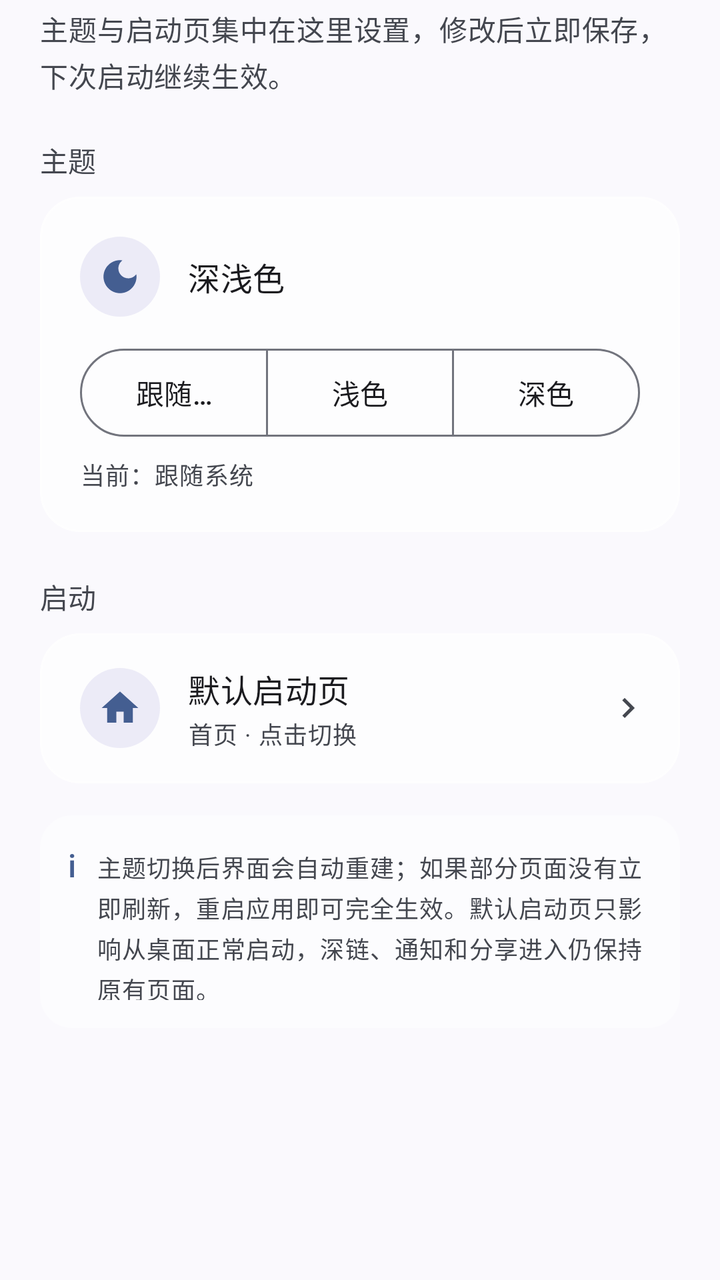
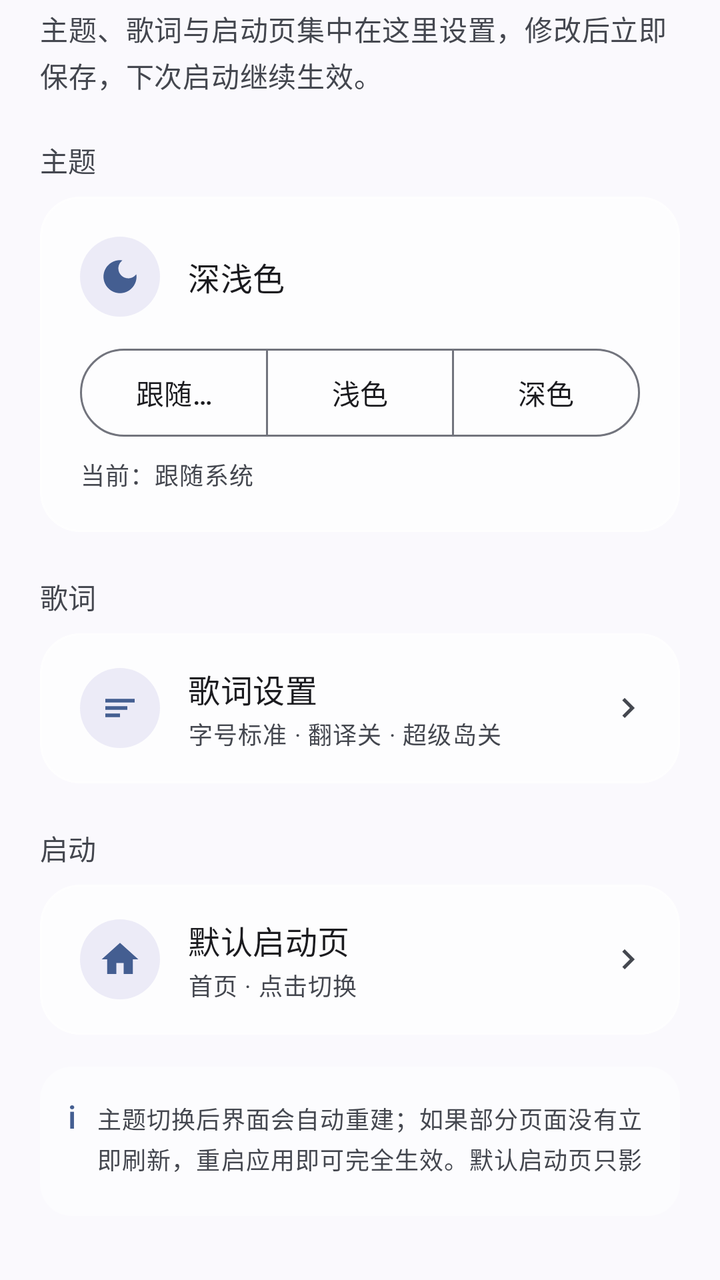

Two renders of the same Android screen: before a commit and after it. Below are the layout's source before the change and the commit's diff.
<!-- AndroidManifest.xml: application theme Theme.QYMusic -->
<!-- res/layout/fragment_general_settings.xml -->
<?xml version="1.0" encoding="utf-8"?>
<layout xmlns:android="http://schemas.android.com/apk/res/android"
    xmlns:app="http://schemas.android.com/apk/res-auto">

    <LinearLayout
        android:layout_width="match_parent"
        android:layout_height="wrap_content"
        android:orientation="vertical"
        android:paddingStart="20dp"
        android:paddingTop="4dp"
        android:paddingEnd="20dp"
        android:paddingBottom="32dp">

        <TextView
            android:layout_width="match_parent"
            android:layout_height="wrap_content"
            android:lineSpacingExtra="3dp"
            android:text="主题与启动页集中在这里设置，修改后立即保存，下次启动继续生效。"
            android:textAppearance="@style/TextAppearance.Material3.BodyMedium"
            android:textColor="?attr/colorOnSurfaceVariant" />

        
        <TextView
            style="@style/TextAppearance.Material3.LabelLarge"
            android:layout_width="match_parent"
            android:layout_height="wrap_content"
            android:layout_marginTop="22dp"
            android:layout_marginBottom="8dp"
            android:text="主题"
            android:textColor="?attr/colorOnSurfaceVariant" />

        <com.google.android.material.card.MaterialCardView
            style="@style/Widget.Material3.CardView.Filled"
            android:layout_width="match_parent"
            android:layout_height="wrap_content"
            app:cardBackgroundColor="@color/glass_card"
            app:cardCornerRadius="20dp"
            app:cardElevation="0dp"
            app:contentPadding="20dp"
            app:strokeColor="@color/glass_stroke"
            app:strokeWidth="1dp">

            <LinearLayout
                android:layout_width="match_parent"
                android:layout_height="wrap_content"
                android:orientation="vertical">

                <LinearLayout
                    android:layout_width="match_parent"
                    android:layout_height="wrap_content"
                    android:gravity="center_vertical"
                    android:orientation="horizontal">

                    <FrameLayout
                        android:layout_width="40dp"
                        android:layout_height="40dp"
                        android:background="@drawable/bg_icon_circle">

                        <ImageView
                            android:layout_width="22dp"
                            android:layout_height="22dp"
                            android:layout_gravity="center"
                            android:contentDescription="主题"
                            android:src="@drawable/ic_moon"
                            app:tint="?attr/colorPrimary" />

                    </FrameLayout>

                    <TextView
                        android:layout_width="0dp"
                        android:layout_height="wrap_content"
                        android:layout_marginStart="14dp"
                        android:layout_weight="1"
                        android:text="深浅色"
                        android:textAppearance="@style/TextAppearance.Material3.TitleMedium" />

                </LinearLayout>

                <com.google.android.material.button.MaterialButtonToggleGroup
                    android:id="@+id/toggle_theme"
                    android:layout_width="match_parent"
                    android:layout_height="wrap_content"
                    android:layout_marginTop="16dp"
                    app:selectionRequired="true"
                    app:singleSelection="true">

                    <com.google.android.material.button.MaterialButton
                        android:id="@+id/btn_theme_system"
                        style="@style/Widget.Material3.Button.OutlinedButton"
                        android:layout_width="0dp"
                        android:layout_height="44dp"
                        android:layout_weight="1"
                        android:insetTop="0dp"
                        android:insetBottom="0dp"
                        android:text="跟随系统" />

                    <com.google.android.material.button.MaterialButton
                        android:id="@+id/btn_theme_light"
                        style="@style/Widget.Material3.Button.OutlinedButton"
                        android:layout_width="0dp"
                        android:layout_height="44dp"
                        android:layout_weight="1"
                        android:insetTop="0dp"
                        android:insetBottom="0dp"
                        android:text="浅色" />

                    <com.google.android.material.button.MaterialButton
                        android:id="@+id/btn_theme_dark"
                        style="@style/Widget.Material3.Button.OutlinedButton"
                        android:layout_width="0dp"
                        android:layout_height="44dp"
                        android:layout_weight="1"
                        android:insetTop="0dp"
                        android:insetBottom="0dp"
                        android:text="深色" />

                </com.google.android.material.button.MaterialButtonToggleGroup>

                <TextView
                    android:id="@+id/tv_theme_hint"
                    android:layout_width="match_parent"
                    android:layout_height="wrap_content"
                    android:layout_marginTop="10dp"
                    android:lineSpacingExtra="2dp"
                    android:text="当前：跟随系统"
                    android:textAppearance="@style/TextAppearance.Material3.BodySmall"
                    android:textColor="?attr/colorOnSurfaceVariant" />

            </LinearLayout>

        </com.google.android.material.card.MaterialCardView>

        
        <TextView
            style="@style/TextAppearance.Material3.LabelLarge"
            android:layout_width="match_parent"
            android:layout_height="wrap_content"
            android:layout_marginTop="22dp"
            android:layout_marginBottom="8dp"
            android:text="启动"
            android:textColor="?attr/colorOnSurfaceVariant" />

        <com.google.android.material.card.MaterialCardView
            style="@style/Widget.Material3.CardView.Filled"
            android:layout_width="match_parent"
            android:layout_height="wrap_content"
            app:cardBackgroundColor="@color/glass_card"
            app:cardCornerRadius="20dp"
            app:cardElevation="0dp"
            app:contentPadding="0dp"
            app:strokeColor="@color/glass_stroke"
            app:strokeWidth="1dp">

            <LinearLayout
                android:id="@+id/item_start_page"
                android:layout_width="match_parent"
                android:layout_height="wrap_content"
                android:background="?attr/selectableItemBackground"
                android:gravity="center_vertical"
                android:minHeight="72dp"
                android:orientation="horizontal"
                android:paddingStart="20dp"
                android:paddingTop="16dp"
                android:paddingEnd="16dp"
                android:paddingBottom="16dp">

                <FrameLayout
                    android:layout_width="40dp"
                    android:layout_height="40dp"
                    android:background="@drawable/bg_icon_circle">

                    <ImageView
                        android:layout_width="22dp"
                        android:layout_height="22dp"
                        android:layout_gravity="center"
                        android:contentDescription="默认启动页"
                        android:src="@drawable/ic_home_24"
                        app:tint="?attr/colorPrimary" />

                </FrameLayout>

                <LinearLayout
                    android:layout_width="0dp"
                    android:layout_height="wrap_content"
                    android:layout_marginStart="14dp"
                    android:layout_weight="1"
                    android:orientation="vertical">

                    <TextView
                        android:layout_width="match_parent"
                        android:layout_height="wrap_content"
                        android:text="默认启动页"
                        android:textAppearance="@style/TextAppearance.Material3.TitleMedium" />

                    <TextView
                        android:id="@+id/tv_start_page_value"
                        android:layout_width="match_parent"
                        android:layout_height="wrap_content"
                        android:layout_marginTop="2dp"
                        android:text="首页 · 点击切换"
                        android:textAppearance="@style/TextAppearance.Material3.BodySmall"
                        android:textColor="?attr/colorOnSurfaceVariant" />

                </LinearLayout>

                <ImageView
                    android:layout_width="20dp"
                    android:layout_height="20dp"
                    android:contentDescription="进入"
                    android:src="@drawable/baseline_chevron_right_24"
                    app:tint="?attr/colorOnSurfaceVariant" />

            </LinearLayout>

        </com.google.android.material.card.MaterialCardView>

        <LinearLayout
            android:layout_width="match_parent"
            android:layout_height="wrap_content"
            android:layout_marginTop="16dp"
            android:background="@drawable/bg_mini_tile"
            android:orientation="horizontal"
            android:padding="14dp">

            <TextView
                android:layout_width="wrap_content"
                android:layout_height="wrap_content"
                android:text="i"
                android:textAppearance="@style/TextAppearance.Material3.TitleMedium"
                android:textColor="?attr/colorPrimary" />

            <TextView
                android:id="@+id/tv_general_note"
                android:layout_width="0dp"
                android:layout_height="wrap_content"
                android:layout_marginStart="10dp"
                android:layout_weight="1"
                android:lineSpacingExtra="3dp"
                android:text="主题切换后界面会自动重建；如果部分页面没有立即刷新，重启应用即可完全生效。默认启动页只影响从桌面正常启动，深链、通知和分享进入仍保持原有页面。"
                android:textAppearance="@style/TextAppearance.Material3.BodySmall"
                android:textColor="?attr/colorOnSurfaceVariant" />

        </LinearLayout>

    </LinearLayout>

</layout>
<!-- resources referenced by this layout -->
<resources>
  <color name="glass_card">#B8FFFFFF</color>
  <color name="glass_stroke">#80FFFFFF</color>
  <!-- drawable baseline_chevron_right_24 (drawable) -->
  <vector xmlns:android="http://schemas.android.com/apk/res/android"
      android:width="24dp"
      android:height="24dp"
      android:tint="?attr/colorOnBackground"
      android:viewportWidth="24"
      android:viewportHeight="24">
  
      <path
          android:fillColor="@android:color/white"
          android:pathData="M10,6L8.59,7.41 13.17,12l-4.58,4.59L10,18l6,-6z" />
  
  </vector>
  <!-- drawable bg_icon_circle (drawable) -->
  <?xml version="1.0" encoding="utf-8"?>
  <shape xmlns:android="http://schemas.android.com/apk/res/android"
      android:shape="oval">
      <solid android:color="#1A5B4DBB" />
  </shape>
  <!-- drawable bg_mini_tile (drawable) -->
  <?xml version="1.0" encoding="utf-8"?>
  <shape xmlns:android="http://schemas.android.com/apk/res/android"
      android:shape="rectangle">
      <solid android:color="#66FFFFFF" />
      <corners android:radius="16dp" />
  </shape>
  <!-- drawable ic_home_24 (drawable) -->
  <vector xmlns:android="http://schemas.android.com/apk/res/android"
      android:width="24dp"
      android:height="24dp"
      android:viewportWidth="24"
      android:viewportHeight="24">
      <path
          android:fillColor="@android:color/white"
          android:pathData="M10,20v-6h4v6h5v-8h3L12,3 2,12h3v8z" />
  </vector>
  <!-- drawable ic_moon (drawable) -->
  <vector xmlns:android="http://schemas.android.com/apk/res/android"
      android:width="24dp"
      android:height="24dp"
      android:viewportWidth="24"
      android:viewportHeight="24"
      android:tint="?attr/colorPrimary">
      <path
          android:fillColor="@android:color/white"
          android:pathData="M12,3c-4.97,0 -9,4.03 -9,9s4.03,9 9,9 9,-4.03 9,-9c0,-0.46 -0.04,-0.92 -0.1,-1.36 -0.98,1.37 -2.58,2.26 -4.4,2.26 -2.98,0 -5.4,-2.42 -5.4,-5.4 0,-1.81 0.89,-3.42 2.26,-4.4C12.92,3.04 12.46,3 12,3z" />
  </vector>
  <style name="Theme.QYMusic" parent="Theme.Material3.DynamicColors.DayNight.NoActionBar">
          
          <item name="android:statusBarColor">@android:color/transparent</item>
          <item name="android:navigationBarColor">@android:color/transparent</item>
          <item name="android:windowTranslucentStatus">false</item>
          <item name="android:windowLightStatusBar">true</item>
          <item name="android:windowLightNavigationBar" tools:targetApi="27">true</item>
          <item name="android:enforceNavigationBarContrast" tools:targetApi="29">false</item>
          
      </style>
</resources>

<!-- the commit's change to res/layout/fragment_general_settings.xml (unified diff, before → after) -->
@@ -15,7 +15,7 @@
             android:layout_width="match_parent"
             android:layout_height="wrap_content"
             android:lineSpacingExtra="3dp"
-            android:text="主题与启动页集中在这里设置，修改后立即保存，下次启动继续生效。"
+            android:text="主题、歌词与启动页集中在这里设置，修改后立即保存，下次启动继续生效。"
             android:textAppearance="@style/TextAppearance.Material3.BodyMedium"
             android:textColor="?attr/colorOnSurfaceVariant" />
 
@@ -137,7 +137,7 @@
             android:layout_height="wrap_content"
             android:layout_marginTop="22dp"
             android:layout_marginBottom="8dp"
-            android:text="启动"
+            android:text="歌词"
             android:textColor="?attr/colorOnSurfaceVariant" />
 
         <com.google.android.material.card.MaterialCardView
@@ -152,7 +152,7 @@
             app:strokeWidth="1dp">
 
             <LinearLayout
-                android:id="@+id/item_start_page"
+                android:id="@+id/item_lyric_settings"
                 android:layout_width="match_parent"
                 android:layout_height="wrap_content"
                 android:background="?attr/selectableItemBackground"
@@ -173,8 +173,8 @@
                         android:layout_width="22dp"
                         android:layout_height="22dp"
                         android:layout_gravity="center"
-                        android:contentDescription="默认启动页"
-                        android:src="@drawable/ic_home_24"
+                        android:contentDescription="歌词设置"
+                        android:src="@drawable/baseline_lyrics_24"
                         app:tint="?attr/colorPrimary" />
 
                 </FrameLayout>
@@ -189,15 +189,15 @@
                     <TextView
                         android:layout_width="match_parent"
                         android:layout_height="wrap_content"
-                        android:text="默认启动页"
+                        android:text="歌词设置"
                         android:textAppearance="@style/TextAppearance.Material3.TitleMedium" />
 
                     <TextView
-                        android:id="@+id/tv_start_page_value"
+                        android:id="@+id/tv_lyric_settings_state"
                         android:layout_width="match_parent"
                         android:layout_height="wrap_content"
                         android:layout_marginTop="2dp"
-                        android:text="首页 · 点击切换"
+                        android:text="字号标准 · 翻译关 · 超级岛关"
                         android:textAppearance="@style/TextAppearance.Material3.BodySmall"
                         android:textColor="?attr/colorOnSurfaceVariant" />
 
@@ -214,6 +214,90 @@
 
         </com.google.android.material.card.MaterialCardView>
 
+        
+        <TextView
+            style="@style/TextAppearance.Material3.LabelLarge"
+            android:layout_width="match_parent"
+            android:layout_height="wrap_content"
+            android:layout_marginTop="22dp"
+            android:layout_marginBottom="8dp"
+            android:text="启动"
+            android:textColor="?attr/colorOnSurfaceVariant" />
+
+        <com.google.android.material.card.MaterialCardView
+            style="@style/Widget.Material3.CardView.Filled"
+            android:layout_width="match_parent"
+            android:layout_height="wrap_content"
+            app:cardBackgroundColor="@color/glass_card"
+            app:cardCornerRadius="20dp"
+            app:cardElevation="0dp"
+            app:contentPadding="0dp"
+            app:strokeColor="@color/glass_stroke"
+            app:strokeWidth="1dp">
+
+            <LinearLayout
+                android:id="@+id/item_start_page"
+                android:layout_width="match_parent"
+                android:layout_height="wrap_content"
+                android:background="?attr/selectableItemBackground"
+                android:gravity="center_vertical"
+                android:minHeight="72dp"
+                android:orientation="horizontal"
+                android:paddingStart="20dp"
+                android:paddingTop="16dp"
+                android:paddingEnd="16dp"
+                android:paddingBottom="16dp">
+
+                <FrameLayout
+                    android:layout_width="40dp"
+                    android:layout_height="40dp"
+                    android:background="@drawable/bg_icon_circle">
+
+                    <ImageView
+                        android:layout_width="22dp"
+                        android:layout_height="22dp"
+                        android:layout_gravity="center"
+                        android:contentDescription="默认启动页"
+                        android:src="@drawable/ic_home_24"
+                        app:tint="?attr/colorPrimary" />
+
+                </FrameLayout>
+
+                <LinearLayout
+                    android:layout_width="0dp"
+                    android:layout_height="wrap_content"
+                    android:layout_marginStart="14dp"
+                    android:layout_weight="1"
+                    android:orientation="vertical">
+
+                    <TextView
+                        android:layout_width="match_parent"
+                        android:layout_height="wrap_content"
+                        android:text="默认启动页"
+                        android:textAppearance="@style/TextAppearance.Material3.TitleMedium" />
+
+                    <TextView
+                        android:id="@+id/tv_start_page_value"
+                        android:layout_width="match_parent"
+                        android:layout_height="wrap_content"
+                        android:layout_marginTop="2dp"
+                        android:text="首页 · 点击切换"
+                        android:textAppearance="@style/TextAppearance.Material3.BodySmall"
+                        android:textColor="?attr/colorOnSurfaceVariant" />
+
+                </LinearLayout>
+
+                <ImageView
+                    android:layout_width="20dp"
+                    android:layout_height="20dp"
+                    android:contentDescription="进入"
+                    android:src="@drawable/baseline_chevron_right_24"
+                    app:tint="?attr/colorOnSurfaceVariant" />
+
+            </LinearLayout>
+
+        </com.google.android.material.card.MaterialCardView>
+
         <LinearLayout
             android:layout_width="match_parent"
             android:layout_height="wrap_content"
@@ -236,7 +320,7 @@
                 android:layout_marginStart="10dp"
                 android:layout_weight="1"
                 android:lineSpacingExtra="3dp"
-                android:text="主题切换后界面会自动重建；如果部分页面没有立即刷新，重启应用即可完全生效。默认启动页只影响从桌面正常启动，深链、通知和分享进入仍保持原有页面。"
+                android:text="主题切换后界面会自动重建；如果部分页面没有立即刷新，重启应用即可完全生效。默认启动页只影响从桌面正常启动，深链、通知和分享进入仍保持原有页面。有新版本时会先查服务器，服务器不可用时自动从 GitHub 下载，必须更新后才能继续使用。"
                 android:textAppearance="@style/TextAppearance.Material3.BodySmall"
                 android:textColor="?attr/colorOnSurfaceVariant" />
 
<!-- resource entries referenced after the edit -->
@@ -13,6 +13,25 @@
       <path
           android:fillColor="@android:color/white"
           android:pathData="M10,6L8.59,7.41 13.17,12l-4.58,4.59L10,18l6,-6z" />
+  
+  </vector>
+  <!-- drawable baseline_lyrics_24 (drawable) -->
+  <vector xmlns:android="http://schemas.android.com/apk/res/android"
+      android:width="24dp"
+      android:height="24dp"
+      android:tint="?attr/colorOnBackground"
+      android:viewportWidth="24"
+      android:viewportHeight="24">
+  
+      <path
+          android:fillColor="@android:color/white"
+          android:pathData="M4,7H20V9H4Z" />
+      <path
+          android:fillColor="@android:color/white"
+          android:pathData="M4,11H16V13H4Z" />
+      <path
+          android:fillColor="@android:color/white"
+          android:pathData="M4,15H12V17H4Z" />
   
   </vector>
   <!-- drawable bg_icon_circle (drawable) -->
